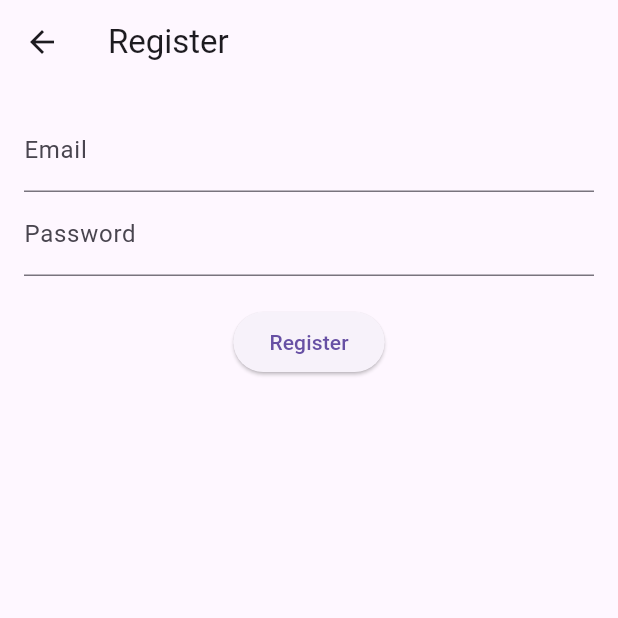
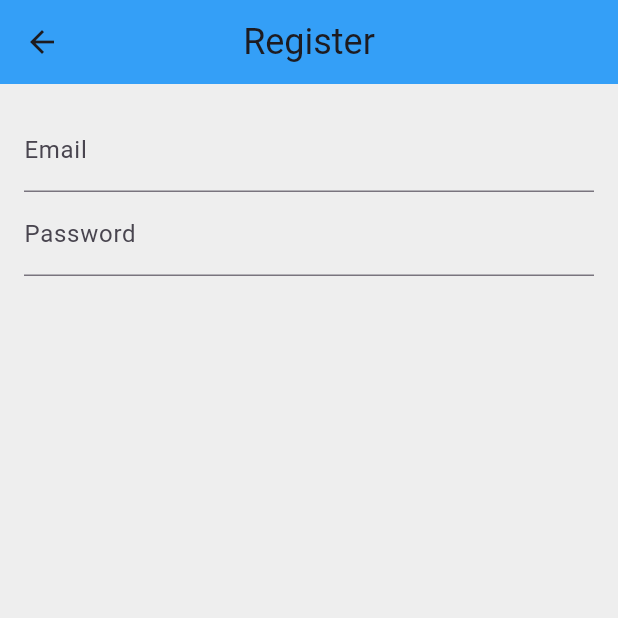
Before and after one commit to DavidPK8/chatprueba, a Flutter app: the screen it shows after launch, after a tap on "Register", on a phone screen of 412 x 824 dp, the top half of it. Run offline on Flutter 3.47's test engine with Material 3 defaults, Android fonts, the phone set to English and light mode, and no system bars; our stand-ins replace cloud_firestore, firebase_auth, firebase_core, geolocator; accounts and stored records are empty; network calls fail.

```diff
--- a/lib/chat_screen.dart
+++ b/lib/chat_screen.dart
@@ -3,7 +3,7 @@ import 'package:cloud_firestore/cloud_firestore.dart';
 import 'package:firebase_auth/firebase_auth.dart';
 import 'package:geolocator/geolocator.dart';
 import 'package:url_launcher/url_launcher.dart';
-import 'login_screen.dart'; // Importar la pantalla de inicio de sesión
+import 'login_screen.dart';
 
 class ChatScreen extends StatelessWidget {
   final TextEditingController messageController = TextEditingController();
@@ -13,7 +13,7 @@ class ChatScreen extends StatelessWidget {
     return Scaffold(
       backgroundColor: Colors.grey[200],
       appBar: AppBar(
-        title: Text('Chat'),
+        title: Text('Chat', style: TextStyle(fontFamily: 'Roboto', fontSize: 24)),
         backgroundColor: const Color.fromARGB(255, 52, 159, 247),
         centerTitle: true,
         actions: [
--- a/lib/login_screen.dart
+++ b/lib/login_screen.dart
@@ -11,8 +11,8 @@ class LoginScreen extends StatelessWidget {
     return Scaffold(
       backgroundColor: Colors.grey[200],
       appBar: AppBar(
-        title: Text('Login'),
-        backgroundColor: const Color.fromARGB(255, 52, 159, 247),
+        title: Text('Login', style: TextStyle(fontFamily: 'Roboto', fontSize: 24)),
+        backgroundColor: Color.fromARGB(255, 52, 159, 247),
         centerTitle: true,
       ),
       body: Padding(
@@ -49,16 +49,39 @@ class LoginScreen extends StatelessWidget {
                   }
                 }
               },
-              child: Text('Login'),
+              child: Text('Login', style: TextStyle(fontSize: 16, fontFamily: 'Roboto', color: Colors.black)),
+              style: ButtonStyle(
+                backgroundColor: MaterialStateProperty.all<Color>(Color.fromARGB(255, 52, 159, 247)),
+                padding: MaterialStateProperty.all<EdgeInsetsGeometry>(EdgeInsets.symmetric(horizontal: 30, vertical: 15)),
+                textStyle: MaterialStateProperty.all<TextStyle>(
+                  TextStyle(
+                    fontSize: 16,
+                    fontWeight: FontWeight.bold,
+                    fontFamily: 'Roboto',
+                  ),
+                ),
+              ),
             ),
-            TextButton(
+            SizedBox(height: 10),
+            ElevatedButton(
               onPressed: () {
                 Navigator.push(
                   context,
                   MaterialPageRoute(builder: (context) => RegisterScreen()),
                 );
               },
-              child: Text('Register'),
+              child: Text('Register', style: TextStyle(fontSize: 16, fontFamily: 'Roboto', color: Colors.black)),
+              style: ButtonStyle(
+                backgroundColor: MaterialStateProperty.all<Color>(Color.fromARGB(255, 52, 159, 247)),
+                padding: MaterialStateProperty.all<EdgeInsetsGeometry>(EdgeInsets.symmetric(horizontal: 30, vertical: 15)),
+                textStyle: MaterialStateProperty.all<TextStyle>(
+                  TextStyle(
+                    fontSize: 16,
+                    fontWeight: FontWeight.bold,
+                    fontFamily: 'Roboto',
+                  ),
+                ),
+              ),
             ),
           ],
         ),
@@ -74,7 +97,12 @@ class RegisterScreen extends StatelessWidget {
   @override
   Widget build(BuildContext context) {
     return Scaffold(
-      appBar: AppBar(title: Text('Register')),
+      backgroundColor: Colors.grey[200],
+      appBar: AppBar(
+        title: Text('Register', style: TextStyle(fontFamily: 'Roboto', fontSize: 24)),
+        backgroundColor: Color.fromARGB(255, 52, 159, 247),
+        centerTitle: true,
+      ),
       body: Padding(
         padding: EdgeInsets.all(16.0),
         child: Column(
@@ -89,25 +117,6 @@ class RegisterScreen extends StatelessWidget {
               obscureText: true,
             ),
             SizedBox(height: 20),
-            ElevatedButton(
-              onPressed: () async {
-                try {
-                  UserCredential userCredential = await FirebaseAuth.instance
-                      .createUserWithEmailAndPassword(
-                    email: emailController.text,
-                    password: passwordController.text,
-                  );
-                  Navigator.pop(context);
-                } on FirebaseAuthException catch (e) {
-                  if (e.code == 'weak-password') {
-                    print('The password provided is too weak.');
-                  } else if (e.code == 'email-already-in-use') {
-                    print('The account already exists for that email.');
-                  }
-                }
-              },
-              child: Text('Register'),
-            ),
           ],
         ),
       ),
--- a/lib/main.dart
+++ b/lib/main.dart
@@ -1,6 +1,6 @@
 import 'package:flutter/material.dart';
 import 'package:firebase_core/firebase_core.dart';
-import 'login_screen.dart'; // Importar la pantalla de inicio de sesión
+import 'login_screen.dart';
 
 void main() async {
   WidgetsFlutterBinding.ensureInitialized();
```
